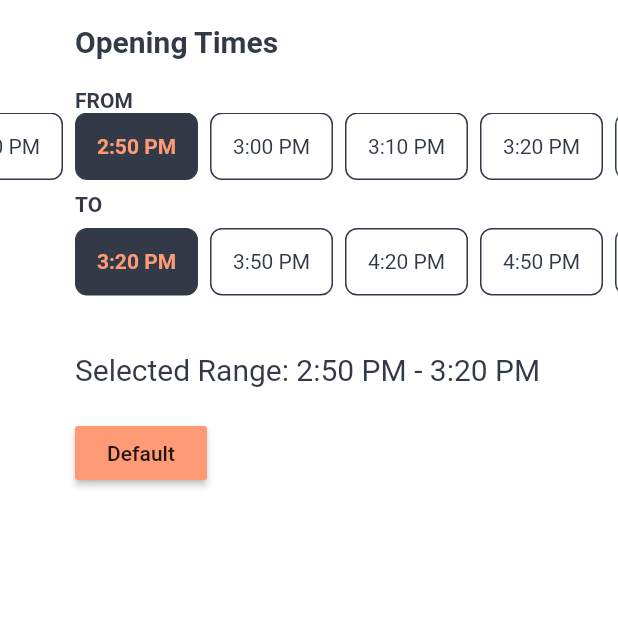
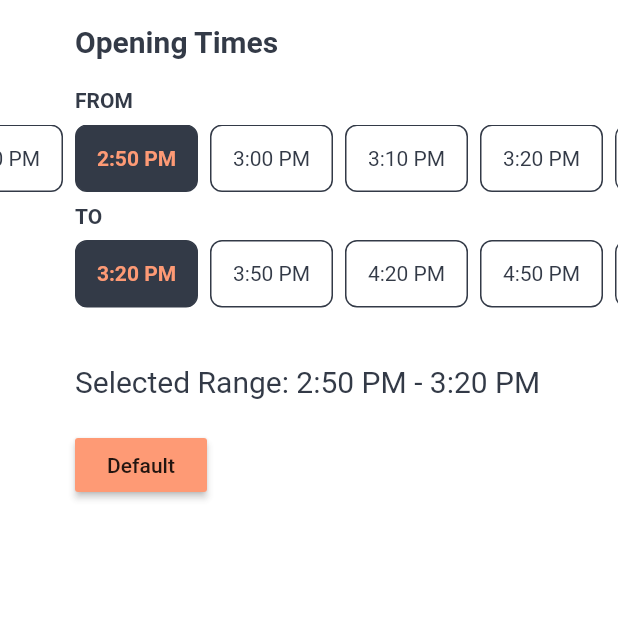
Before and after one commit to muhammadtalhasultan/time_range, a Flutter app: the screen it shows after launch, on a phone screen of 412 x 824 dp, the top half of it. Run offline on Flutter 3.47's test engine with Material 2 defaults, Android fonts, the phone set to English and light mode, and no system bars.

```diff
--- a/lib/src/time_range.dart
+++ b/lib/src/time_range.dart
@@ -79,7 +79,7 @@ class _TimeRangeState extends State<TimeRange> {
       children: <Widget>[
         if (widget.fromTitle != null)
           Padding(
-            padding: EdgeInsets.only(left: widget.titlePadding, bottom: 0),
+            padding: EdgeInsets.only(left: widget.titlePadding, bottom: 8),
             child: widget.fromTitle,
           ),
         TimeList(
```
